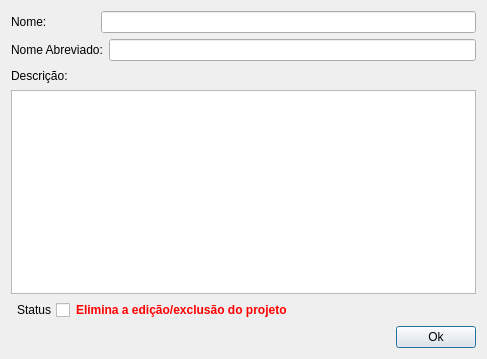
First picture: the form in uis/addProjectForm.ui, repository dsgoficial/SAP_Gerente, before the edit.
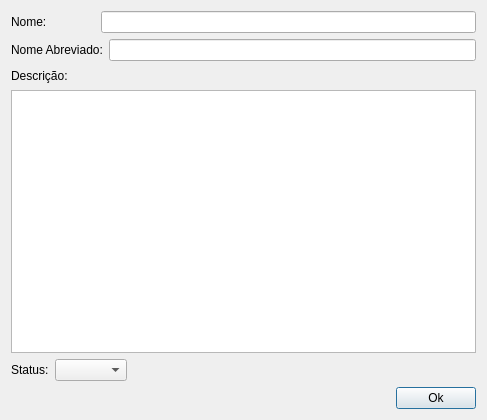
Second picture: the form after the edit.

Commit message: fix create project

```diff
--- a/uis/addProjectForm.ui
+++ b/uis/addProjectForm.ui
@@ -7,7 +7,7 @@
     <x>0</x>
     <y>0</y>
     <width>487</width>
-    <height>359</height>
+    <height>420</height>
    </rect>
   </property>
   <property name="windowTitle">
@@ -130,21 +130,14 @@
    <item row="3" column="0">
     <layout class="QHBoxLayout" name="horizontalLayout_5">
      <item>
-      <widget class="QCheckBox" name="finishedCkb">
-       <property name="layoutDirection">
-        <enum>Qt::RightToLeft</enum>
-       </property>
+      <widget class="QLabel" name="label_5">
        <property name="text">
-        <string>Status</string>
+        <string>Status:</string>
        </property>
       </widget>
      </item>
      <item>
-      <widget class="QLabel" name="label_4">
-       <property name="text">
-        <string>&lt;b style=&quot;color: red;&quot;&gt;Elimina a edição/exclusão do projeto&lt;/b&gt;</string>
-       </property>
-      </widget>
+      <widget class="QComboBox" name="statusCb"/>
      </item>
      <item>
       <spacer name="horizontalSpacer_2">
```
Left out of the diff: 10 changed lines with no effect on the pictures. The commit also changes 3 other files.
